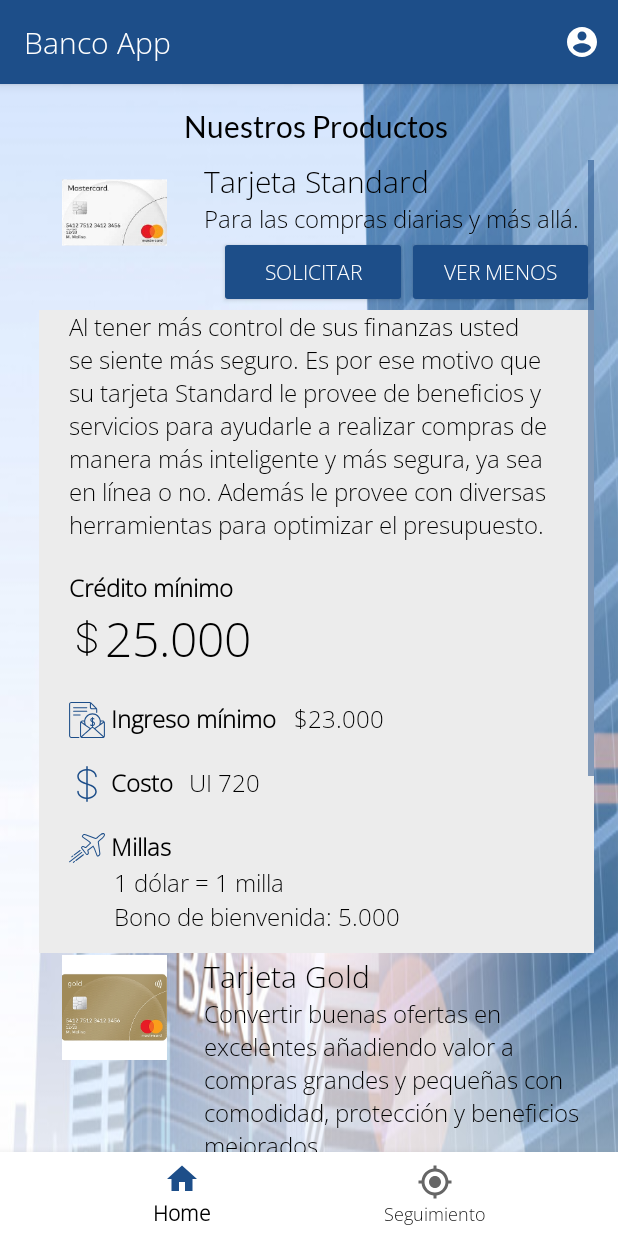
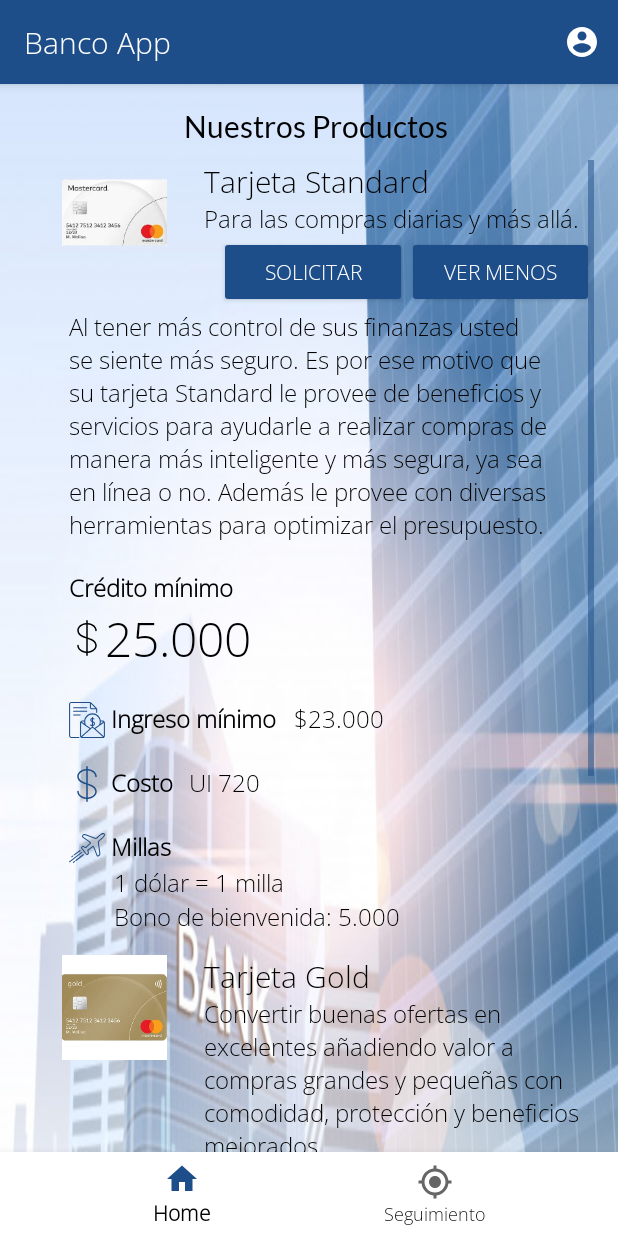
Before and after one commit to sebacura/ing-software, an Android app: the screen it shows after launch (ProductListActivity), after a tap on "VER MÁS", on a phone screen of 412 x 824 dp. Run offline under Robolectric (Android 15) with nearby library versions, the phone set to English and light mode, and no system bars; libraries missing offline, so code that uses them is left out: org.bouncycastle.jce; 1 statement that could not run was skipped.

Commit message:
Diseño pantalla productos y detalle

```diff
--- a/app/src/main/res/layout/activity_detalles_producto.xml
+++ b/app/src/main/res/layout/activity_detalles_producto.xml
@@ -4,7 +4,7 @@
     xmlns:android="http://schemas.android.com/apk/res/android"
     xmlns:tools="http://schemas.android.com/tools"
     android:layout_width="match_parent"
-    android:background="@color/backgroundColor"
+    android:background="@android:color/transparent"
     android:layout_height="wrap_content"
     android:id="@+id/detalles_producto"
     tools:context=".products.ProductListActivity">
@@ -14,7 +14,8 @@
     xmlns:tools="http://schemas.android.com/tools"
     android:layout_width="match_parent"
     android:layout_height="wrap_content"
-    android:layout_margin="10dp">
+    android:layout_margin="10dp"
+    tools:ignore="MissingConstraints">
 
     <LinearLayout
         android:orientation="vertical"
--- a/app/src/main/res/layout/activity_main_productos.xml
+++ b/app/src/main/res/layout/activity_main_productos.xml
@@ -5,9 +5,9 @@
     xmlns:tools="http://schemas.android.com/tools"
     android:id="@+id/activity_main_productos"
     android:layout_width="match_parent"
-    android:background="@color/backgroundColor"
     android:layout_height="wrap_content"
-    tools:context=".products.ProductListActivity">
+    tools:context=".products.ProductListActivity"
+    android:background="@android:color/transparent">
 
     <RelativeLayout
         android:layout_width="match_parent"
```
